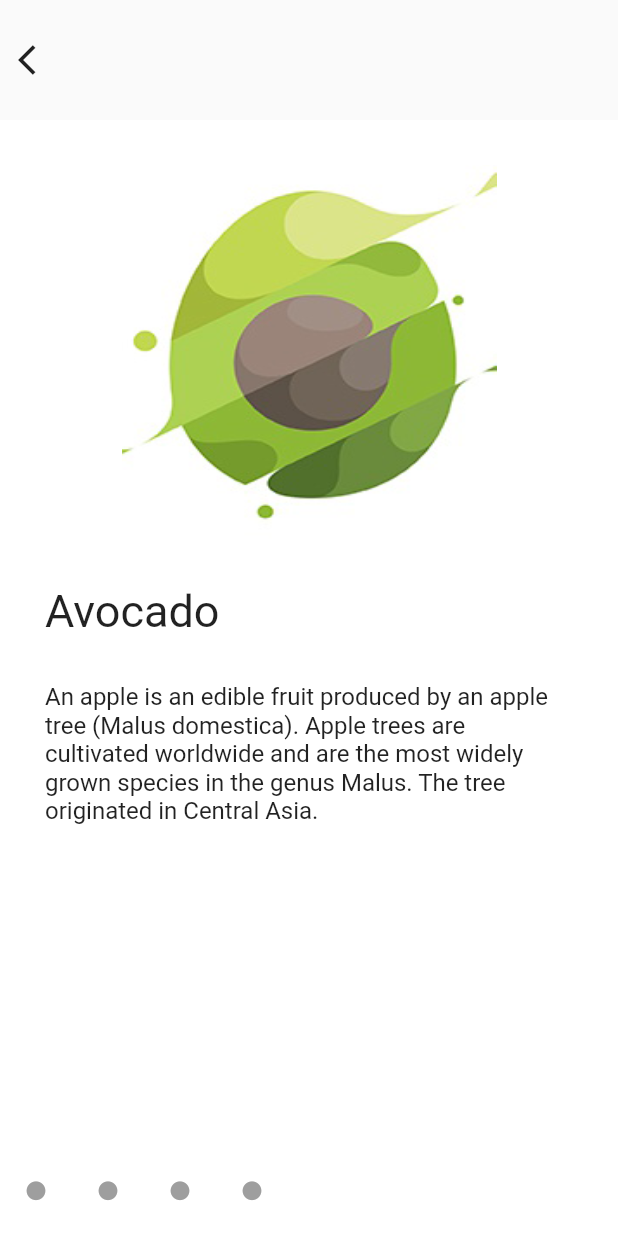
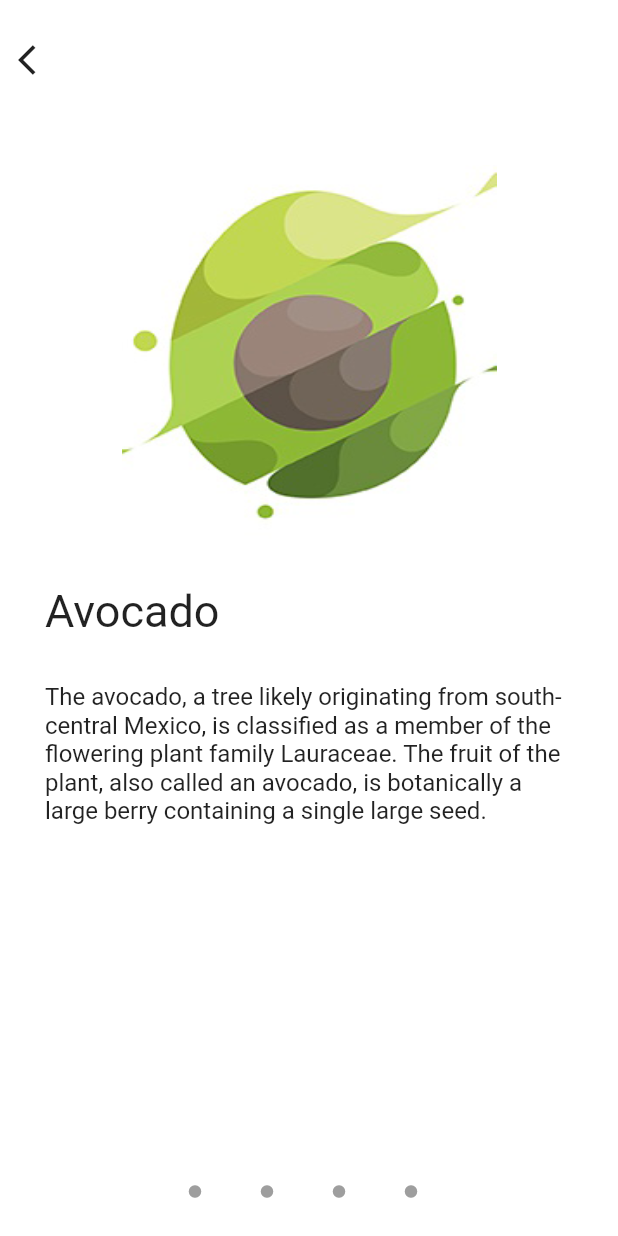
Before and after one commit to codingbbq/flutter_fruit_slider, a Flutter app: the FruitsPage screen opened by its route, swiped to page 2, on a phone screen of 412 x 824 dp. Run offline on Flutter 3.47's test engine with Material 2 defaults, Android fonts, the phone set to English and light mode, and no system bars.

Commit message:
Carousel with controller in center

```diff
--- a/lib/model/fruits.dart
+++ b/lib/model/fruits.dart
@@ -25,14 +25,14 @@ final Fruit strawberry = Fruit(
     id: 3,
     fruitName: "Strawberry",
     fruitDescription:
-        "The avocado, a tree likely originating from south-central Mexico, is classified as a member of the flowering plant family Lauraceae. The fruit of the plant, also called an avocado, is botanically a large berry containing a single large seed.",
+        "The garden strawberry is a widely grown hybrid species of the genus Fragaria, collectively known as the strawberries, which are cultivated worldwide for their fruit. The fruit is widely appreciated for its characteristic aroma, bright red color, juicy texture, and sweetness.",
     img: "assets/images/strawberry.png");
 
 final Fruit watermelon = Fruit(
     id: 3,
     fruitName: "Watermelon",
     fruitDescription:
-        "The avocado, a tree likely originating from south-central Mexico, is classified as a member of the flowering plant family Lauraceae. The fruit of the plant, also called an avocado, is botanically a large berry containing a single large seed.",
+        "Watermelon is a scrambling and trailing vine in the flowering plant family Cucurbitaceae. Watermelon is grown in favorable climates from tropical to temperate regions worldwide for its large edible fruit, which is a berry with a hard rind and no internal divisions, and is botanically called a pepo.",
     img: "assets/images/watermelon.png");
 
 final List<Fruit> fruitList = [apple, avocado, strawberry, watermelon];
--- a/lib/pages/fruits/fruit_card.dart
+++ b/lib/pages/fruits/fruit_card.dart
@@ -28,7 +28,7 @@ class FruitCard extends StatelessWidget {
           height: 30.0,
         ),
         Text(
-          "An apple is an edible fruit produced by an apple tree (Malus domestica). Apple trees are cultivated worldwide and are the most widely grown species in the genus Malus. The tree originated in Central Asia.",
+          fruitItem.fruitDescription,
           style: TextStyle(fontSize: 16.0),
         )
       ],
--- a/lib/pages/fruits/fruits_page.dart
+++ b/lib/pages/fruits/fruits_page.dart
@@ -23,6 +23,8 @@ class Header extends StatelessWidget {
   @override
   Widget build(BuildContext context) {
     return Expanded(
+      child: Container(
+        color: Colors.white,
         child: Row(
           children: <Widget>[
             IconButton(
@@ -32,6 +34,7 @@ class Header extends StatelessWidget {
               icon: Icon(Icons.arrow_back_ios),
             )
           ],
+        ),
       ),
     );
   }
@@ -62,27 +65,28 @@ class Navigation extends StatelessWidget {
   @override
   Widget build(BuildContext context) {
     return Container(
-        alignment: Alignment.center,
         height: 60,
         color: Colors.white,
         child: Row(
-          crossAxisAlignment: CrossAxisAlignment.center,
+          mainAxisAlignment: MainAxisAlignment.center,
           children: <Widget>[
-            Expanded(
+            Container(
+              width: fruitList.length * 50.0,
               child: ListView.builder(
                 scrollDirection: Axis.horizontal,
                 itemCount: fruitList.length,
                 itemBuilder: (BuildContext context, int position) {
                   return IconButton(
                     icon: Icon(Icons.brightness_1),
+                    iconSize: 10,
+                    color: Colors.grey,
                     onPressed: () {
-                      controller.nextPage(
+                      controller.animateToPage(
+                        position,
                         duration: const Duration(milliseconds: 600),
                         curve: Curves.easeInOut,
                       );
                     },
-                    iconSize: 15,
-                    color: Colors.grey,
                   );
                 },
               ),
```
Lines whose indentation alone changed are shown as unchanged.
